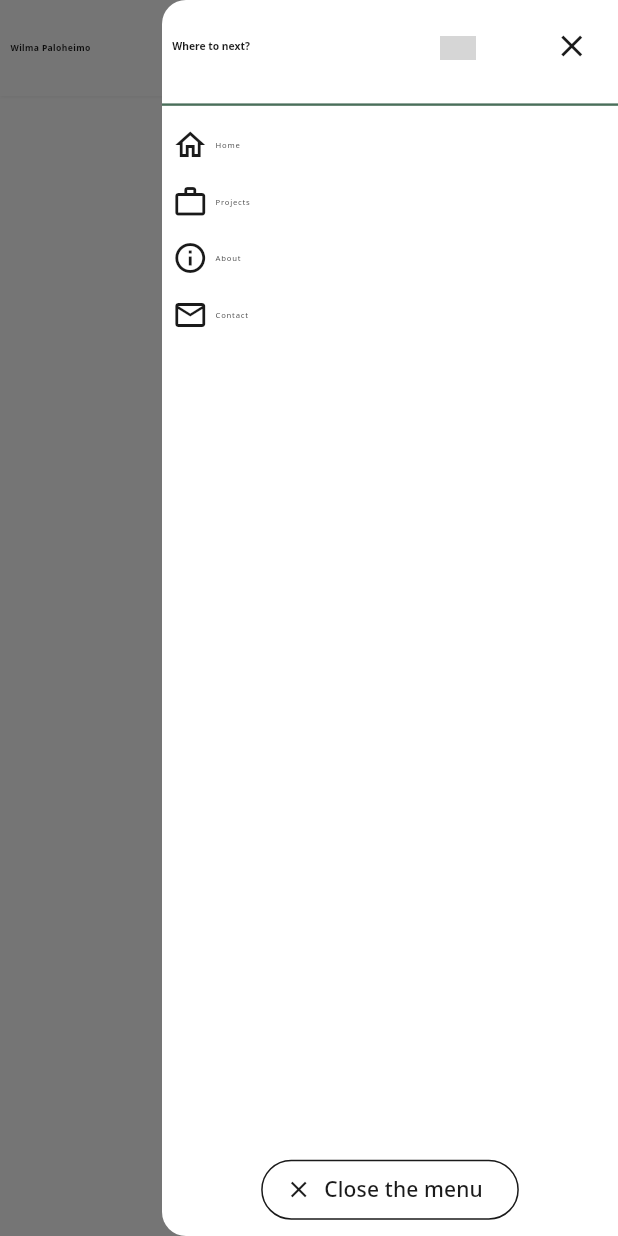
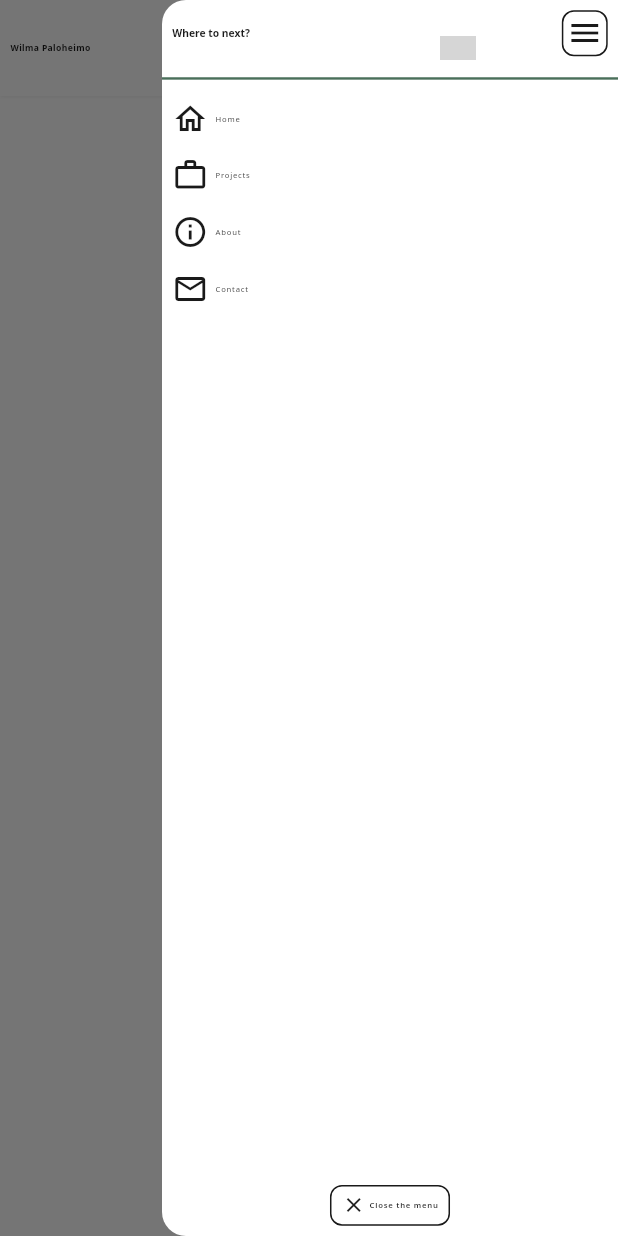
Before and after one commit to luminietos/wp_world, a Flutter app: the screen it shows after launch, with the side drawer open, on a phone screen of 412 x 824 dp. Run offline on Flutter 3.47's test engine with Material 3 defaults, Android fonts, the phone set to English and light mode, and no system bars; our stand-ins replace auto_route, flutter_riverpod, flutter_screenutil, hooks_riverpod, shared_preferences; missing offline and left inert: flutter_country_flags; grey boxes are pictures that could not be loaded.

Commit message:
Components library started

```diff
--- a/lib/utils/icon_sizes.dart
+++ b/lib/utils/icon_sizes.dart
@@ -3,17 +3,17 @@
 
 class IconSizes {
   // INLINE ICONS (text-level, small indicators)
-  static double get inline => 16.0;
+  static const double inline = 16.0;
 
   // STANDARD ICONS (toolbars, headers, actions)
-  static double get standard => 24.0;
+  static const double standard = 24.0;
 
   // MEDIUM ICONS (cards, feature highlights)
-  static double get medium => 32.0;
+  static const double medium = 32.0;
 
   // LARGE ICONS (touch targets, mobile emphasis)
-  static double get large => 40.0;
+  static const double large = 40.0;
 
   // EXTRA-LARGE ICONS (hero sections, empty states)
-  static double get xl => 48.0;
+  static const double xl = 48.0;
 }
--- /dev/null
+++ b/lib/widgets/components/app_button.dart
@@ -0,0 +1,126 @@
+// REUSABLE, THEME-AWARE BUTTON COMPONENT
+// variants: primary, secondary
+
+import 'package:flutter/material.dart';
+import 'package:wp_world/theme/app_interactions.dart';
+import 'package:wp_world/utils/spacing.dart';
+import 'package:wp_world/utils/icon_sizes.dart';
+
+class AppButton extends StatefulWidget {
+  final String label;
+  final VoidCallback? onPressed;
+  final AppButtonVariant variant;
+  final IconData? icon;
+  final bool fullWidth;
+
+  const AppButton({
+    super.key,
+    required this.label,
+    required this.onPressed,
+    this.variant = AppButtonVariant.primary,
+    this.icon,
+    this.fullWidth = false,
+  });
+
+  @override
+  State<AppButton> createState() => _AppButtonState();
+}
+
+class _AppButtonState extends State<AppButton> {
+  bool _hovering = false;
+  bool _focused = false;
+
+  @override
+  Widget build(BuildContext context) {
+    final colors = Theme.of(context).colorScheme;
+    final textTheme = Theme.of(context).textTheme;
+
+    // Base colors per variant
+    final Color baseBg;
+    final Color fgColor;
+    final Color borderColor;
+
+    switch (widget.variant) {
+      case AppButtonVariant.primary:
+        baseBg = colors.primary;
+        fgColor = colors.onPrimary;
+        borderColor = Colors.transparent;
+        break;
+      case AppButtonVariant.secondary:
+        baseBg = colors.secondary;
+        fgColor = colors.onSecondary;
+        borderColor = Colors.transparent;
+        break;
+      case AppButtonVariant.subtle:
+        baseBg = Colors.transparent;
+        fgColor = colors.onSurface;
+        borderColor = colors.outline;
+        break;
+    }
+
+    // Apply hover overlay for non-transparent variants
+    final Color bgColor = _hovering && widget.variant != AppButtonVariant.subtle
+        ? baseBg.withValues(alpha: 0.9)
+        : baseBg;
+
+    return Semantics(
+      button: true,
+      label: widget.label,
+      child: Focus(
+        onFocusChange: (hasFocus) => setState(() => _focused = hasFocus),
+        child: MouseRegion(
+          cursor: widget.onPressed != null
+              ? SystemMouseCursors.click
+              : SystemMouseCursors.basic,
+          onEnter: (_) => setState(() => _hovering = true),
+          onExit: (_) => setState(() => _hovering = false),
+          child: GestureDetector(
+            onTap: widget.onPressed,
+            child: Container(
+              width: widget.fullWidth ? double.infinity : null,
+              padding: EdgeInsets.symmetric(
+                vertical: Spacing.md,
+                horizontal: Spacing.lg,
+              ),
+              decoration: BoxDecoration(
+                color: widget.variant == AppButtonVariant.subtle
+                    ? (_hovering ? AppInteractions.hoverOverlay : baseBg)
+                    : bgColor,
+                borderRadius: BorderRadius.circular(8),
+                border: Border.all(
+                  color: _focused
+                      ? AppInteractions.focusBorder.borderSide.color
+                      : borderColor,
+                  width: _focused ? 2 : 1,
+                ),
+              ),
+              child: Row(
+                mainAxisSize: widget.fullWidth
+                    ? MainAxisSize.max
+                    : MainAxisSize.min,
+                mainAxisAlignment: widget.fullWidth
+                    ? MainAxisAlignment.center
+                    : MainAxisAlignment.start,
+                children: [
+                  if (widget.icon != null) ...[
+                    Icon(widget.icon, size: IconSizes.inline, color: fgColor),
+                    SizedBox(width: Spacing.sm),
+                  ],
+                  Text(
+                    widget.label,
+                    style: textTheme.bodyLarge?.copyWith(
+                      color: fgColor,
+                      fontWeight: FontWeight.w600,
+                    ),
+                  ),
+                ],
+              ),
+            ),
+          ),
+        ),
+      ),
+    );
+  }
+}
+
+enum AppButtonVariant { primary, secondary, subtle }
--- /dev/null
+++ b/lib/widgets/components/app_card.dart
@@ -0,0 +1,89 @@
+import 'package:flutter/material.dart';
+import 'package:wp_world/theme/app_interactions.dart';
+import 'package:wp_world/utils/spacing.dart';
+
+class AppCard extends StatefulWidget {
+  final Widget child;
+  final VoidCallback? onTap;
+  final EdgeInsets? padding;
+  final EdgeInsets? margin;
+  final bool hoverable;
+
+  const AppCard({
+    super.key,
+    required this.child,
+    this.onTap,
+    this.padding,
+    this.margin,
+    this.hoverable = true,
+  });
+
+  @override
+  State<AppCard> createState() => _AppCardState();
+}
+
+class _AppCardState extends State<AppCard> {
+  bool _hovering = false;
+  bool _focused = false;
+
+  @override
+  Widget build(BuildContext context) {
+    final colors = Theme.of(context).colorScheme;
+
+    final padding = widget.padding ?? EdgeInsets.all(Spacing.lg);
+    final margin = widget.margin ?? EdgeInsets.zero;
+
+    return Semantics(
+      container: true,
+      button: widget.onTap != null,
+      child: Focus(
+        onFocusChange: (hasFocus) => setState(() => _focused = hasFocus),
+        child: MouseRegion(
+          cursor: widget.onTap != null
+              ? SystemMouseCursors.click
+              : SystemMouseCursors.basic,
+          onEnter: (_) {
+            if (widget.hoverable) setState(() => _hovering = true);
+          },
+          onExit: (_) {
+            if (widget.hoverable) setState(() => _hovering = false);
+          },
+          child: GestureDetector(
+            onTap: widget.onTap,
+            child: Container(
+              margin: margin,
+              padding: padding,
+              decoration: BoxDecoration(
+                color: colors.surface,
+                borderRadius: BorderRadius.circular(12),
+                boxShadow: [
+                  BoxShadow(
+                    color: Colors.black.withValues(alpha: 0.08),
+                    blurRadius: 12,
+                    offset: const Offset(0, 4),
+                  ),
+                ],
+                border: Border.all(
+                  color: _focused
+                      ? AppInteractions.focusBorder.borderSide.color
+                      : Colors.transparent,
+                  width: _focused ? 2 : 1,
+                ),
+              ),
+              child: AnimatedContainer(
+                duration: const Duration(milliseconds: 120),
+                decoration: BoxDecoration(
+                  color: _hovering
+                      ? AppInteractions.hoverOverlay
+                      : Colors.transparent,
+                  borderRadius: BorderRadius.circular(12),
+                ),
+                child: widget.child,
+              ),
+            ),
+          ),
+        ),
+      ),
+    );
+  }
+}
--- /dev/null
+++ b/lib/widgets/components/app_icon_button.dart
@@ -0,0 +1,99 @@
+import 'package:flutter/material.dart';
+import 'package:wp_world/theme/app_interactions.dart';
+import 'package:wp_world/utils/icon_sizes.dart';
+import 'package:wp_world/utils/spacing.dart';
+
+class AppIconButton extends StatefulWidget {
+  final IconData icon;
+  final VoidCallback? onPressed;
+  final String semanticsLabel;
+  final AppIconButtonVariant variant;
+  final double size; // optional override
+
+  const AppIconButton({
+    super.key,
+    required this.icon,
+    required this.onPressed,
+    required this.semanticsLabel,
+    this.variant = AppIconButtonVariant.subtle,
+    this.size = IconSizes.standard,
+  });
+
+  @override
+  State<AppIconButton> createState() => _AppIconButtonState();
+}
+
+class _AppIconButtonState extends State<AppIconButton> {
+  bool _hovering = false;
+  bool _focused = false;
+
+  @override
+  Widget build(BuildContext context) {
+    final colors = Theme.of(context).colorScheme;
+
+    // Determine colors based on variant
+    final Color baseBg;
+    final Color fgColor;
+    final Color borderColor;
+
+    switch (widget.variant) {
+      case AppIconButtonVariant.primary:
+        baseBg = colors.primary;
+        fgColor = colors.onPrimary;
+        borderColor = Colors.transparent;
+        break;
+
+      case AppIconButtonVariant.secondary:
+        baseBg = colors.secondary;
+        fgColor = colors.onSecondary;
+        borderColor = Colors.transparent;
+        break;
+
+      case AppIconButtonVariant.subtle:
+        baseBg = Colors.transparent;
+        fgColor = colors.onSurface;
+        borderColor = colors.outline;
+        break;
+    }
+
+    // HOVER STATE
+    final Color bgColor = widget.variant == AppIconButtonVariant.subtle
+        ? (_hovering ? AppInteractions.hoverOverlay : baseBg)
+        : (_hovering ? baseBg.withValues(alpha: 0.9) : baseBg);
+
+    return Semantics(
+      button: true,
+      label: widget.semanticsLabel,
+      child: Focus(
+        onFocusChange: (hasFocus) => setState(() => _focused = hasFocus),
+        child: MouseRegion(
+          cursor: widget.onPressed != null
+              ? SystemMouseCursors.click
+              : SystemMouseCursors.basic,
+          onEnter: (_) => setState(() => _hovering = true),
+          onExit: (_) => setState(() => _hovering = false),
+          child: GestureDetector(
+            onTap: widget.onPressed,
+            child: Container(
+              padding: EdgeInsets.all(Spacing.sm),
+              decoration: BoxDecoration(
+                color: bgColor,
+                borderRadius: BorderRadius.circular(8),
+                border: Border.all(
+                  color: _focused
+                      ? AppInteractions.focusBorder.borderSide.color
+                      : borderColor,
+                  width: _focused ? 2 : 1,
+                ),
+              ),
+              child: Icon(widget.icon, size: widget.size, color: fgColor),
+            ),
+          ),
+        ),
+      ),
+    );
+  }
+}
+
+// Variants for consistent styling
+enum AppIconButtonVariant { primary, secondary, subtle }
--- a/lib/widgets/language_toggle.dart
+++ b/lib/widgets/language_toggle.dart
@@ -42,11 +42,12 @@
               notMobileOrTablet
                   ? Text(
                       localizations.languageEnglish,
-                      style: textTheme.titleMedium,
+                      style: textTheme.bodyLarge,
                     )
                   : Text(
+                      // is mobile or tablet
                       localizations.languageEN,
-                      style: textTheme.titleMedium,
+                      style: textTheme.bodyLarge,
                     ),
             ],
           ),
@@ -72,11 +73,12 @@
               notMobileOrTablet
                   ? Text(
                       localizations.languageFinnish,
-                      style: textTheme.titleMedium,
+                      style: textTheme.bodyLarge,
                     )
                   : Text(
+                      // is mobile or tablet
                       localizations.languageFI,
-                      style: textTheme.titleMedium,
+                      style: textTheme.bodyLarge,
                     ),
             ],
           ),
--- a/lib/widgets/mobile_drawer.dart
+++ b/lib/widgets/mobile_drawer.dart
@@ -5,6 +5,8 @@
 import 'package:wp_world/router/app_router.dart';
 import 'package:wp_world/theme/app_interactions.dart';
 import 'package:wp_world/utils/spacing.dart';
+import 'package:wp_world/widgets/components/app_button.dart';
+import 'package:wp_world/widgets/components/app_icon_button.dart';
 
 class MobileDrawer extends StatelessWidget {
   const MobileDrawer({super.key});
@@ -26,7 +28,7 @@
             child: Column(
               crossAxisAlignment: CrossAxisAlignment.start,
               children: [
-                // ⭐ Accessible Drawer Header
+                // DRAWER HEADER
                 Padding(
                   padding: EdgeInsets.symmetric(
                     vertical: Spacing.lg,
@@ -43,15 +45,12 @@
                         ),
                       ),
 
-                      Semantics(
-                        button: true,
-                        label: localizations.closeMenu,
-                        child: IconButton(
-                          icon: const Icon(Icons.close),
-                          color: colors.onSurface,
-                          tooltip: localizations.closeMenu,
-                          onPressed: () => Navigator.of(context).pop(),
-                        ),
+                      // CLOSE ICON BTN
+                      AppIconButton(
+                        icon: Icons.menu,
+                        semanticsLabel: localizations.openMenu,
+                        variant: AppIconButtonVariant.subtle,
+                        onPressed: () => Scaffold.of(context).openEndDrawer(),
                       ),
                     ],
                   ),
@@ -101,22 +100,15 @@
 
                 const Spacer(),
 
-                // ⭐ Close button (Abra rule: must be closable via keyboard)
+                // CLOSE BTN (must be closable via keyboard)
                 Padding(
                   padding: EdgeInsets.all(Spacing.lg),
                   child: Center(
-                    child: Semantics(
-                      button: true,
+                    child: AppButton(
                       label: localizations.closeMenu,
-                      child: OutlinedButton.icon(
-                        icon: const Icon(Icons.close),
-                        label: Text(localizations.closeMenu),
-                        style: OutlinedButton.styleFrom(
-                          side: BorderSide(color: colors.outline),
-                          foregroundColor: colors.onSurface,
-                        ),
-                        onPressed: () => Navigator.of(context).pop(),
-                      ),
+                      icon: Icons.close,
+                      variant: AppButtonVariant.subtle,
+                      onPressed: () => Navigator.of(context).pop(),
                     ),
                   ),
                 ),
--- a/lib/widgets/page_wrapper.dart
+++ b/lib/widgets/page_wrapper.dart
@@ -22,9 +22,15 @@
           vertical: 32,
         ),
         alignment: Alignment.topCenter,
-        child: ConstrainedBox(
-          constraints: BoxConstraints(maxWidth: Layout.maxWidth()),
-          child: child,
+        child: LayoutBuilder(
+          builder: (context, constraints) => SizedBox(
+            width: double.infinity,
+            height: constraints.maxHeight,
+            child: ConstrainedBox(
+              constraints: BoxConstraints(maxWidth: Layout.maxWidth()),
+              child: child,
+            ),
+          ),
         ),
       ),
     );
```
Also changed, not shown: 1 other file.
